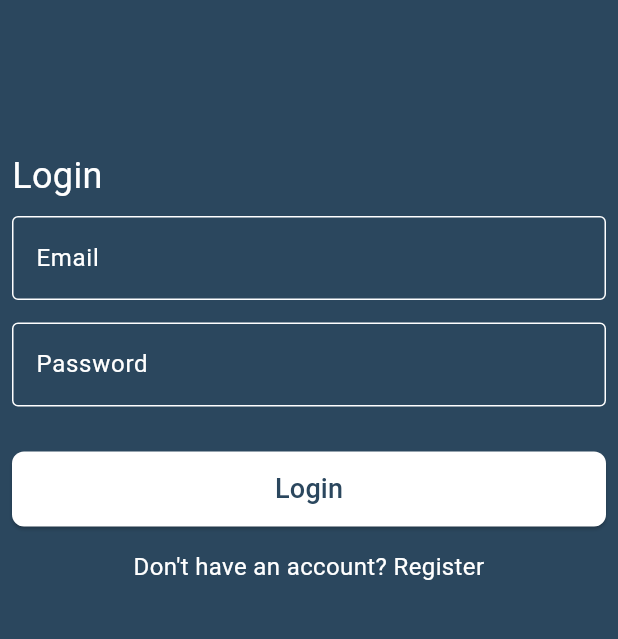
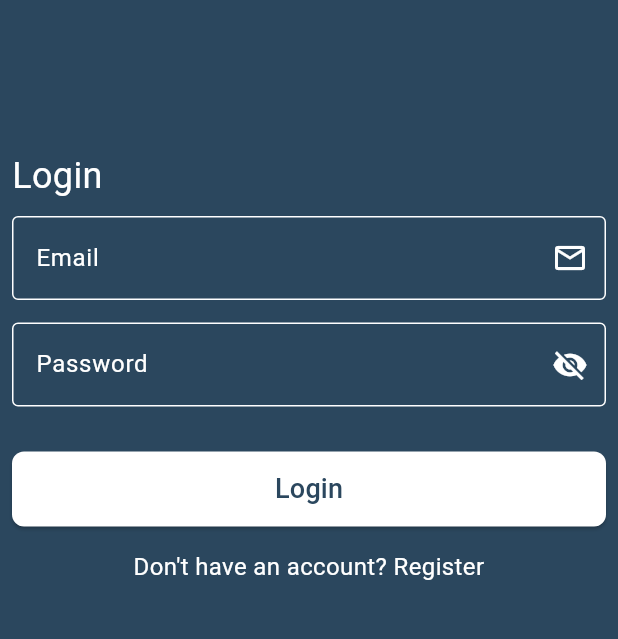
Before and after one commit to mosayed40/My-Projects, a Flutter app: the screen it shows after launch, on a phone screen of 412 x 824 dp, the part 381-1020 px from its top. Run offline on Flutter 3.47's test engine with Material 3 defaults, Android fonts, the phone set to English and light mode, and no system bars; drawn by our look-alikes of modal_progress_hud_nsn; our stand-ins replace audioplayers, cached_network_image, cloud_firestore, dio, firebase_auth, firebase_core and 4 more; accounts and stored records are empty.

Commit message:
Creating the logic for the chat application

```diff
--- a/chat_app/lib/constants/constant.dart
+++ b/chat_app/lib/constants/constant.dart
@@ -1,7 +1,7 @@
 import 'package:flutter/material.dart';
 
+const kPrimaryColor = Color(0xff2b475e);
 const kLogo = 'assets/images/scholar.png';
-
-class AppColor {
-  static const kPrimaryColor = Color(0xff2b475e);
-}
+const kMessagesCollections = 'messages';
+const kMessage = 'message';
+const kCreateAt = 'createAt';
--- a/chat_app/lib/pages/login_page.dart
+++ b/chat_app/lib/pages/login_page.dart
@@ -1,6 +1,7 @@
 // ignore_for_file: use_build_context_synchronously
 import 'package:chat_app/constants/constant.dart';
 import 'package:chat_app/pages/chat_page.dart';
+import 'package:chat_app/pages/register_page.dart';
 import 'package:chat_app/widgets/custom_button.dart';
 import 'package:chat_app/widgets/custom_logo.dart';
 import 'package:chat_app/widgets/custom_text_form_field.dart';
@@ -19,6 +20,7 @@ class LoginPage extends StatefulWidget {
 
 class _LoginPageState extends State<LoginPage> {
   bool isLoading = false;
+  bool _obscureText = true;
 
   GlobalKey<FormState> formState = GlobalKey();
 
@@ -30,6 +32,12 @@ class _LoginPageState extends State<LoginPage> {
     super.initState();
     emailController = TextEditingController();
     passwordController = TextEditingController();
+  }
+
+  void _togglePasswordVisibility() {
+    setState(() {
+      _obscureText = !_obscureText;
+    });
   }
 
   @override
@@ -44,7 +52,7 @@ class _LoginPageState extends State<LoginPage> {
     return ModalProgressHUD(
       inAsyncCall: isLoading,
       child: Scaffold(
-        backgroundColor: AppColor.kPrimaryColor,
+        backgroundColor: kPrimaryColor,
         body: Padding(
           padding: const EdgeInsets.all(8.0),
           child: Form(
@@ -62,6 +70,7 @@ class _LoginPageState extends State<LoginPage> {
                 const SizedBox(height: 10),
                 CustomTextFormField(
                   controller: emailController,
+                  suffixIcon: Icon(Icons.email_outlined, color: Colors.white),
                   validator: (data) {
                     if (data!.isEmpty) {
                       return 'It cannot be empty.';
@@ -74,7 +83,15 @@ class _LoginPageState extends State<LoginPage> {
                 ),
                 const SizedBox(height: 15),
                 CustomTextFormField(
+                  obscureText: _obscureText,
                   controller: passwordController,
+                  suffixIcon: IconButton(
+                    onPressed: _togglePasswordVisibility,
+                    icon: Icon(
+                      _obscureText ? Icons.visibility_off : Icons.visibility,
+                      color: Colors.white,
+                    ),
+                  ),
                   validator: (data) {
                     if (data!.isEmpty) {
                       return 'It cannot be empty.';
@@ -97,9 +114,13 @@ class _LoginPageState extends State<LoginPage> {
                           password: passwordController.text,
                         );
                         if (!mounted) return;
+                        Navigator.pushNamed(
+                          context,
+                          ChatPage.id,
+                          arguments: emailController.text,
+                        );
                         emailController.clear();
                         passwordController.clear();
-                        Navigator.pushNamed(context, ChatPage.id);
                         return;
                       } on FirebaseAuthException catch (e) {
                         if (!mounted) return;
@@ -136,7 +157,7 @@ class _LoginPageState extends State<LoginPage> {
                 const SizedBox(height: 15),
                 GestureDetector(
                   onTap: () {
-                    Navigator.pushNamed(context, 'registerPage');
+                    Navigator.pushNamed(context, RegisterPage.id);
                   },
                   child: const Text(
                     'Don\'t have an account? Register',
--- a/chat_app/lib/widgets/custom_text_form_field.dart
+++ b/chat_app/lib/widgets/custom_text_form_field.dart
@@ -9,9 +9,13 @@ class CustomTextFormField extends StatelessWidget {
     required this.controller,
     this.onChanged,
     this.validator,
+    this.obscureText = false,
+    this.suffixIcon,
   });
   final String labelText;
   final String hintText;
+  final bool? obscureText;
+  final Widget? suffixIcon;
   final TextEditingController? controller;
   final Function(String)? onChanged;
   final FormFieldValidator<String>? validator;
@@ -22,8 +26,10 @@ class CustomTextFormField extends StatelessWidget {
       controller: controller,
       onChanged: onChanged,
       validator: validator,
+      obscureText: obscureText!,
       style: const TextStyle(color: Colors.white),
       decoration: InputDecoration(
+        suffixIcon: suffixIcon,
         labelText: labelText,
         hintText: hintText,
         hintStyle: const TextStyle(color: Colors.white70),
--- a/chat_app/pubspec.yaml
+++ b/chat_app/pubspec.yaml
@@ -28,12 +28,13 @@ environment:
 # the latest version available on pub.dev. To see which dependencies have newer
 # versions available, run `flutter pub outdated`.
 dependencies:
-  flutter:
-    sdk: flutter
+  cloud_firestore: ^6.1.1
   cupertino_icons: ^1.0.8
   firebase_auth: ^6.1.3
   firebase_core: ^4.3.0
   modal_progress_hud_nsn: ^0.5.1
+  flutter:
+    sdk: flutter
 
 dev_dependencies:
   flutter_lints: ^6.0.0
```
Also changed, not shown: chat_app/lib/models/message_model.dart (added, +12 -0 lines), chat_app/lib/pages/chat_page.dart (+64 -7 lines), chat_app/lib/pages/register_page.dart (+22 -2 lines), chat_app/lib/widgets/custom_chat_buble.dart (+29 -7 lines), chat_app/pubspec.lock, 3 other files.
